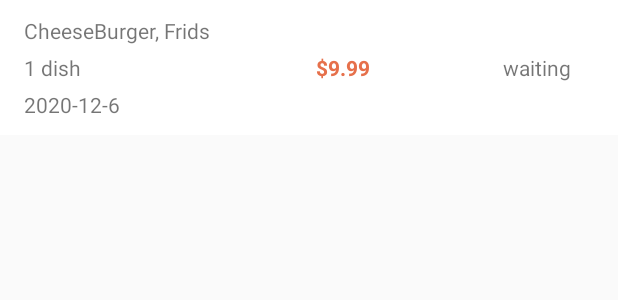
After one commit to CSC322TeamL/Online-Restaurant, an Android app: the layout card_order_list_order_item.xml on its own in the app's theme, with its tools: preview values and no code run, on a phone screen of 412 x 824 dp. The commit adds this screen. Shown: the top 300 px of the screen. Run offline under Robolectric (Android 15) with nearby library versions, the phone set to English and light mode, and no system bars.

Commit message:
User Order Histroy page up and running

```diff
--- a/Code/SimpleRestaurant/app/src/main/java/com/example/simplerestaurant/UserOrderCartActivity.java
+++ b/Code/SimpleRestaurant/app/src/main/java/com/example/simplerestaurant/UserOrderCartActivity.java
@@ -219,6 +219,8 @@ public class UserOrderCartActivity extends BaseActivity implements View.OnClickL
         try {
             JSONObject jsonObject = new JSONObject(orderStr);
             jsonObject.remove("_id");
+            jsonObject.remove("cookBy");
+            jsonObject.remove("deliverBy");
             // remove the title and price
             JSONArray dishes = jsonObject.getJSONArray("dishDetail");
             JSONArray newDishes = new JSONArray();
--- /dev/null
+++ b/Code/SimpleRestaurant/app/src/main/res/layout/card_order_list_order_item.xml
@@ -0,0 +1,73 @@
+<?xml version="1.0" encoding="utf-8"?>
+<LinearLayout
+    xmlns:android="http://schemas.android.com/apk/res/android"
+    xmlns:app="http://schemas.android.com/apk/res-auto"
+    xmlns:tools="http://schemas.android.com/tools"
+    android:layout_width="match_parent"
+    android:layout_height="wrap_content"
+    android:orientation="horizontal"
+    android:minHeight="90dp"
+    android:background="@color/white"
+    android:paddingStart="16dp"
+    android:paddingEnd="16dp"
+    android:paddingTop="8dp"
+    android:paddingBottom="8dp">
+
+   <LinearLayout
+       android:layout_width="0dp"
+       android:layout_height="match_parent"
+       android:layout_weight="4"
+       android:orientation="vertical">
+       <TextView
+           android:id="@+id/tv_order_list_order_title"
+           android:layout_width="match_parent"
+           android:layout_height="0dp"
+           android:layout_weight="1"
+           android:gravity="center_vertical"
+           android:text="CheeseBurger, Frids"
+           android:ellipsize="end"
+           android:maxLines="1"/>
+       <LinearLayout
+           android:layout_width="match_parent"
+           android:layout_height="0dp"
+           android:layout_weight="1"
+           android:orientation="horizontal">
+           <TextView
+               android:id="@+id/tv_order_list_dish_quantity"
+               android:layout_width="0dp"
+               android:layout_height="match_parent"
+               android:layout_weight="2"
+               android:text="1 dish"
+               android:gravity="center_vertical"
+               />
+           <TextView
+               android:id="@+id/tv_order_list_total_charged"
+               android:layout_width="0dp"
+               android:layout_height="match_parent"
+               android:layout_weight="3"
+               android:text="$9.99"
+               android:textStyle="bold"
+               android:textColor="@color/primaryRed"
+               android:gravity="center"
+               />
+       </LinearLayout>
+
+       <TextView
+           android:id="@+id/tv_order_list_order_date"
+           android:layout_width="match_parent"
+           android:layout_height="0dp"
+           android:layout_weight="1"
+           android:text="2020-12-6"
+           android:gravity="center_vertical"
+           />
+   </LinearLayout>
+
+    <TextView
+        android:id="@+id/tv_order_list_order_status"
+        android:layout_width="0dp"
+        android:layout_height="match_parent"
+        android:layout_weight="1"
+        android:text="waiting"
+        android:gravity="center"
+        />
+</LinearLayout>
```
Also changed, not shown: Code/SimpleRestaurant/app/src/main/java/com/example/simplerestaurant/Adapters/OrderListAdapter.java (added, +102 -0 lines), Code/SimpleRestaurant/app/src/main/java/com/example/simplerestaurant/Fragments/UserOrderFragment.java (+14 -1 lines), Code/SimpleRestaurant/app/src/main/java/com/example/simplerestaurant/beans/OrderBean.java (+20 -0 lines).
